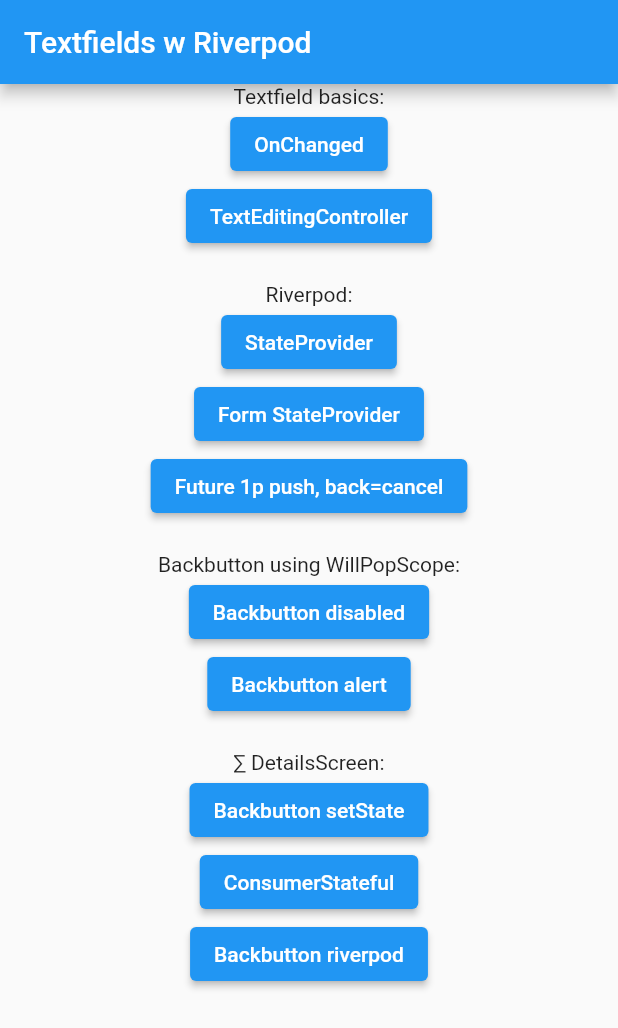
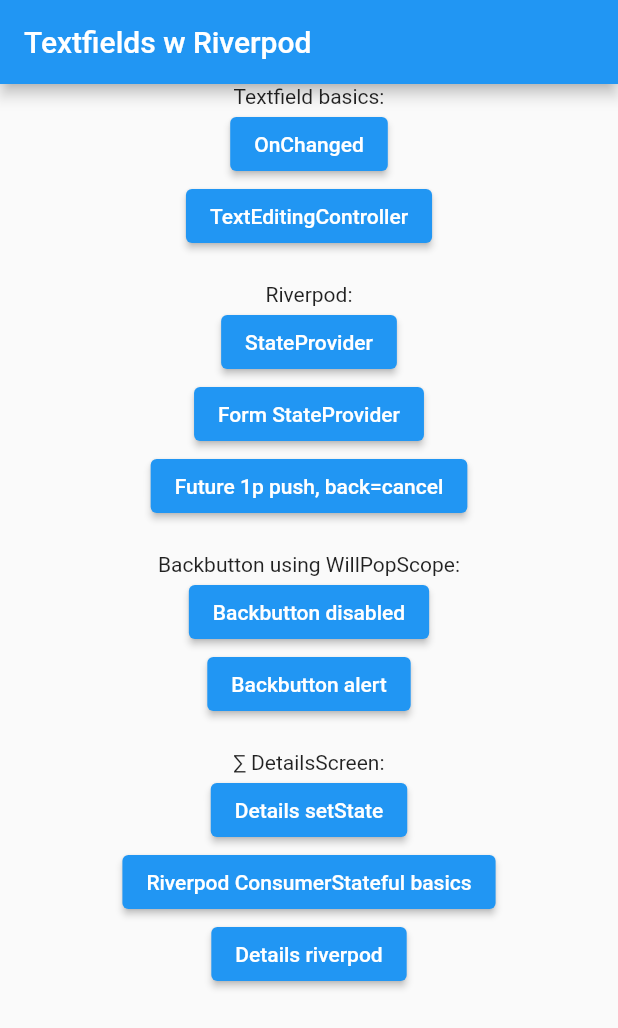
Before and after one commit to flutterrausch/flutter_examples, a Flutter app: the screen it shows after launch, on a phone screen of 412 x 824 dp. Shown: the top 1028 px of the screen. Run offline on Flutter 3.47's test engine with Material 2 defaults, Android fonts, the light colour scheme and no system bars; our stand-ins replace flutter_riverpod.

Commit message:
naming cleanup

```diff
--- a/010__textformfield_w_riverpod/lib/consumerstateful_page.dart
+++ b/010__textformfield_w_riverpod/lib/consumerstateful_page.dart
@@ -25,7 +25,7 @@
 
     return Scaffold(
       appBar: AppBar(
-        title: const Text('ConsumerStatefulPage'),
+        title: const Text('Riverpod ConsumerStateful basics'),
       ),
       body: Text(value2),  // Hello world
     );
--- a/010__textformfield_w_riverpod/lib/main.dart
+++ b/010__textformfield_w_riverpod/lib/main.dart
@@ -86,9 +86,9 @@
                       const SizedBox(height: 20),
 
                       const Text('∑ DetailsScreen:'),
-                      PageButton('Backbutton setState', const DetailsSetstatePage(), context),
-                      PageButton('ConsumerStateful', ConsumerStatefulPage(), context),
-                      PageButton('Backbutton riverpod', DetailsRiverpodPage(), context),
+                      PageButton('Details setState', const DetailsSetstatePage(), context),
+                      PageButton('Riverpod ConsumerStateful basics', ConsumerStatefulPage(), context),
+                      PageButton('Details riverpod', DetailsRiverpodPage(), context),
 
                     ],
                   ),
```
Also changed, not shown: 1 other file.
